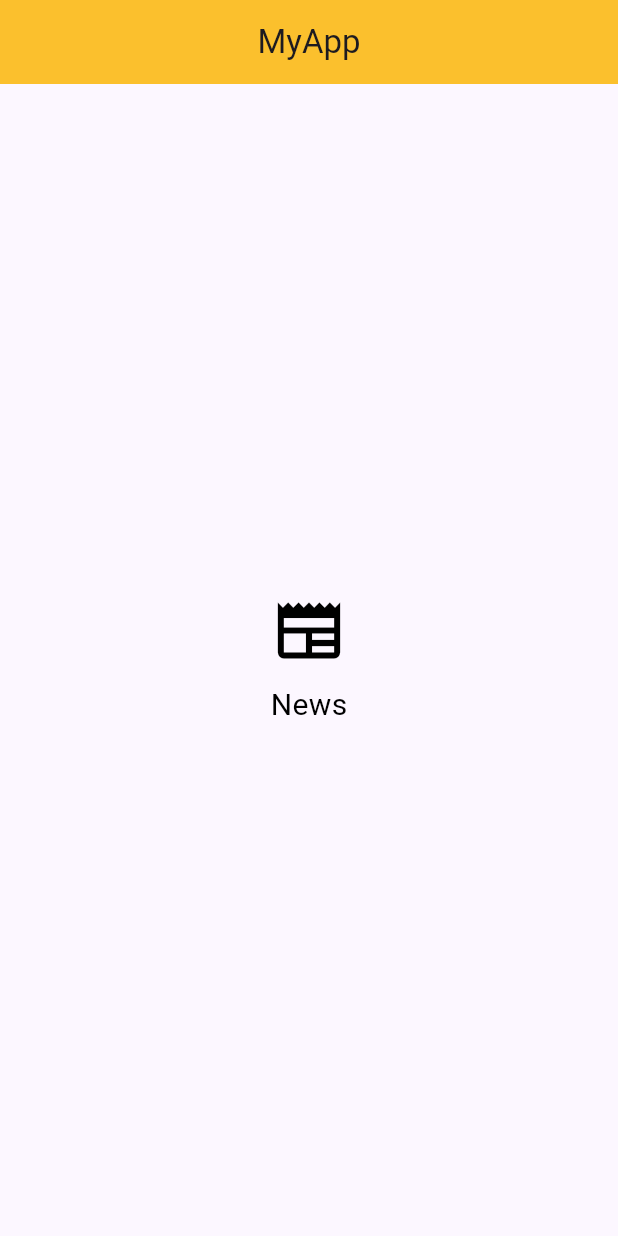
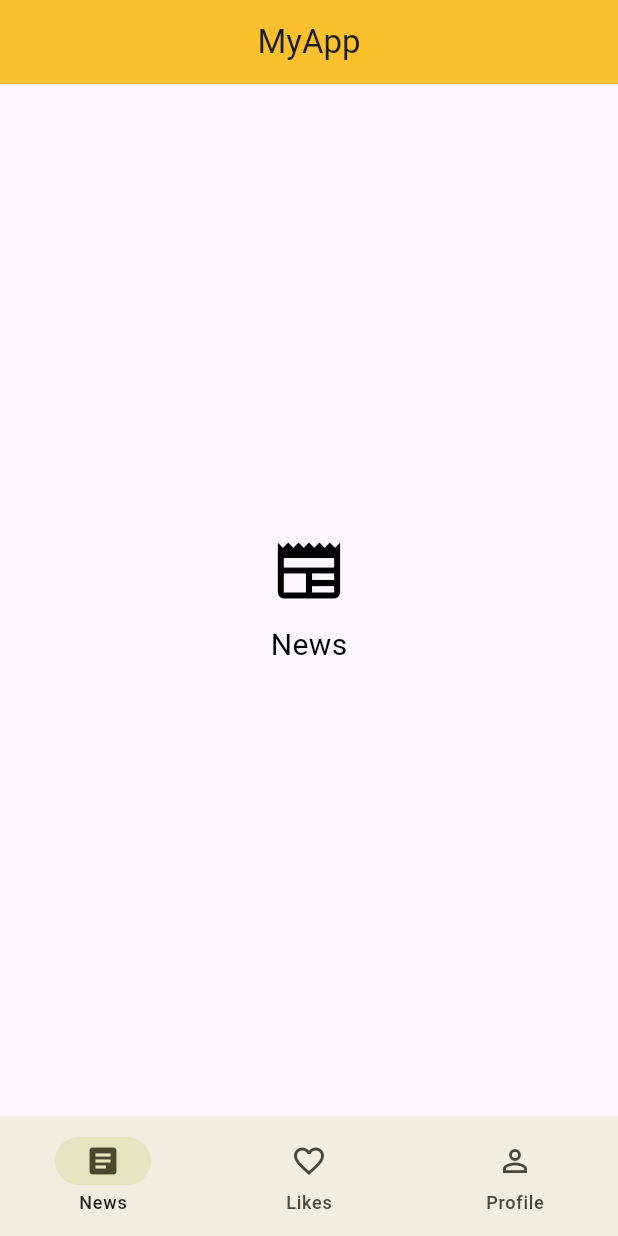
Before and after one commit to Ecky819/navi_app, a Flutter app: the screen it shows after launch, on a phone screen of 412 x 824 dp. Run offline on Flutter 3.47's test engine with Material 3 defaults, Android fonts, the phone set to English and light mode, and no system bars.

Commit message:
Aufgabe 3

```diff
--- a/lib/main.dart
+++ b/lib/main.dart
@@ -1,5 +1,5 @@
 import 'package:flutter/material.dart';
-import 'news_screen.dart';
+import 'widgets/app_home.dart';
 
 void main() {
   runApp(const MyApp());
@@ -11,9 +11,13 @@ class MyApp extends StatelessWidget {
   @override
   Widget build(BuildContext context) {
     return MaterialApp(
+      debugShowCheckedModeBanner: false,
       title: 'MyApp',
-      theme: ThemeData(primarySwatch: Colors.yellow),
-      home: const NewsScreen(),
+      theme: ThemeData(
+        colorScheme: ColorScheme.fromSeed(seedColor: Colors.lime),
+        useMaterial3: true,
+      ),
+      home: const AppHome(),
     );
   }
 }
--- a/lib/widgets/app_home.dart
+++ b/lib/widgets/app_home.dart
@@ -22,8 +22,32 @@ class _AppHomeState extends State<AppHome> {
   @override
   Widget build(BuildContext context) {
     return Scaffold(
-      appBar: AppBar(title: const Text('AppHome')),
       body: screens[currentIndex],
+      bottomNavigationBar: NavigationBar(
+        selectedIndex: currentIndex,
+        onDestinationSelected: (int index) {
+          setState(() {
+            currentIndex = index;
+          });
+        },
+        destinations: const [
+          NavigationDestination(
+            icon: Icon(Icons.article_outlined),
+            selectedIcon: Icon(Icons.article),
+            label: 'News',
+          ),
+          NavigationDestination(
+            icon: Icon(Icons.favorite_outline),
+            selectedIcon: Icon(Icons.favorite),
+            label: 'Likes',
+          ),
+          NavigationDestination(
+            icon: Icon(Icons.person_outline),
+            selectedIcon: Icon(Icons.person),
+            label: 'Profile',
+          ),
+        ],
+      ),
     );
   }
 }
```
